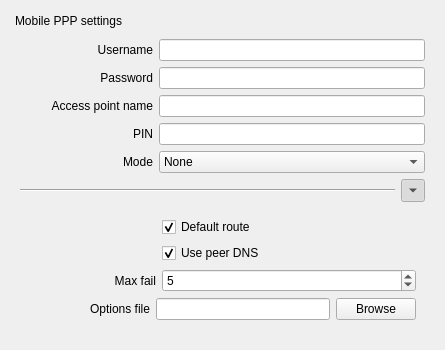
Above: sources/gui/src/mobilewidget.ui from arcan1s/netctl-gui before the change. Below: the same form after it.
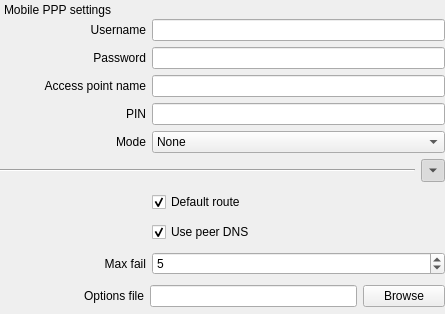
That is the form after the change.

Commit message: edit ui * remove margins * create more pretty toolbars * edit toolbar update action (s/setVisible/setEnabled/g)

What changed in the file:
```diff
--- a/sources/gui/src/mobilewidget.ui
+++ b/sources/gui/src/mobilewidget.ui
@@ -7,13 +7,16 @@
     <x>0</x>
     <y>0</y>
     <width>445</width>
-    <height>350</height>
+    <height>314</height>
    </rect>
   </property>
   <property name="windowTitle">
    <string>Form</string>
   </property>
   <layout class="QVBoxLayout" name="verticalLayout">
+   <property name="margin">
+    <number>0</number>
+   </property>
    <item>
     <widget class="QDockWidget" name="dockWidget_mobile">
      <property name="features">
@@ -24,6 +27,9 @@
      </property>
      <widget class="QWidget" name="dockWidgetContents_mobile">
       <layout class="QVBoxLayout" name="verticalLayout_3">
+       <property name="margin">
+        <number>0</number>
+       </property>
        <item>
         <layout class="QHBoxLayout" name="layout_username">
          <item>
@@ -247,6 +253,9 @@
        <item>
         <widget class="QWidget" name="widget_mobileAdvanced" native="true">
          <layout class="QVBoxLayout" name="verticalLayout_2">
+          <property name="margin">
+           <number>0</number>
+          </property>
           <item>
            <layout class="QHBoxLayout" name="layout_route">
             <item>
```
Left out of the diff: 3 changed lines with no effect on the pictures. The commit also changes 31 other files.
